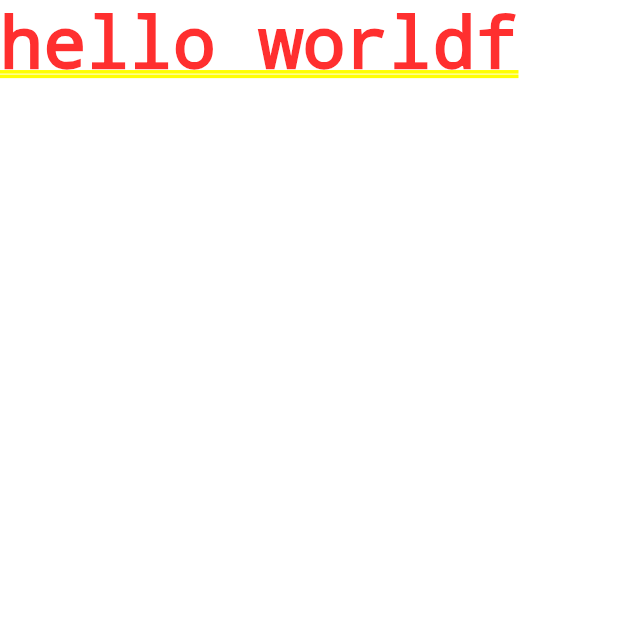
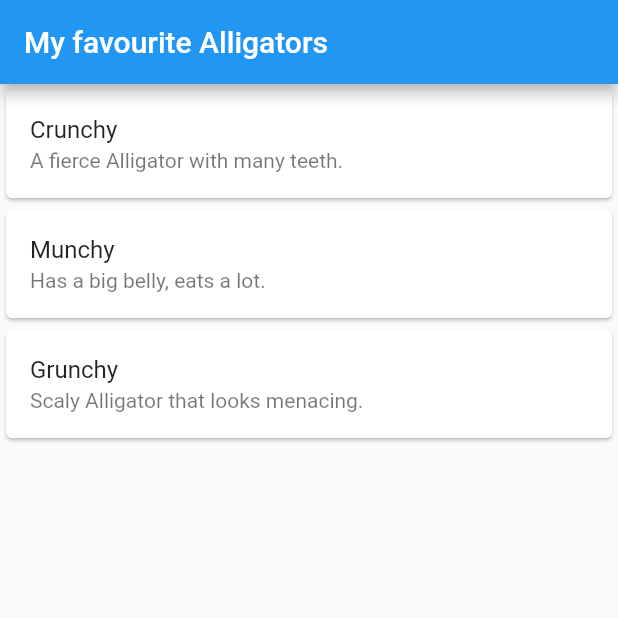
Before and after one commit to Luccien/flutter_test_01, a Flutter app: the screen it shows after launch, on a phone screen of 412 x 824 dp, the top half of it. Run offline on Flutter 3.47's test engine with Material 2 defaults, Android fonts, the light colour scheme and no system bars; our stand-ins replace share.

Commit message:
alligator share button

```diff
--- /dev/null
+++ b/lib/alligator_model.dart
@@ -0,0 +1,8 @@
+import 'package:flutter/foundation.dart';
+
+class Alligator {
+  String name;
+  String description;
+
+  Alligator({@required this.name, @required this.description});
+}
--- /dev/null
+++ b/lib/home_page.dart
@@ -0,0 +1,59 @@
+import 'package:flutter/material.dart';
+import 'package:share/share.dart';
+import 'alligator_model.dart';
+
+class MyHomePage extends StatefulWidget {
+  MyHomePage({Key key}) : super(key: key);
+
+  @override
+  _MyHomePageState createState() => _MyHomePageState();
+}
+
+class _MyHomePageState extends State<MyHomePage> {
+  List<Alligator> alligators = [
+    Alligator(
+      name: 'Crunchy',
+      description: 'A fierce Alligator with many teeth.',
+    ),
+    Alligator(
+      name: 'Munchy',
+      description: 'Has a big belly, eats a lot.',
+    ),
+    Alligator(
+      name: 'Grunchy',
+      description: 'Scaly Alligator that looks menacing.',
+    ),
+  ];
+
+  share(BuildContext context, Alligator alligator) {
+    final RenderBox box = context.findRenderObject();
+
+    Share.share("${alligator.name} - ${alligator.description}",
+        subject: alligator.description,
+        sharePositionOrigin: box.localToGlobal(Offset.zero) & box.size);
+  }
+
+  @override
+  Widget build(BuildContext context) {
+    return Scaffold(
+      appBar: AppBar(
+        title: Text('My favourite Alligators'),
+      ),
+      body: Column(
+          children: alligators
+              .map((Alligator alligator) => Card(
+            child: Column(
+              children: <Widget>[
+                ListTile(
+                  title: Text(alligator.name),
+                  subtitle: Text(alligator.description),
+                  onTap: () => share(context, alligator),
+                ),
+              ],
+            ),
+          ))
+              .toList()
+      ),
+    );
+  }
+}
--- a/lib/main.dart
+++ b/lib/main.dart
@@ -1,8 +1,27 @@
 import 'package:flutter/material.dart';
+import 'home_page.dart';
 
 void main() {
-  runApp(MaterialApp(home: Text('hello worldf'),));
+  //runApp(MaterialApp(home: Text('hello worldf'),));
+  runApp(MyApp());
 }
+
+class MyApp extends StatelessWidget {
+  @override
+  Widget build(BuildContext context) {
+    return MaterialApp(
+      title: 'Flutter Demo',
+      theme: ThemeData(
+        primarySwatch: Colors.blue,
+      ),
+      home: MyHomePage(),
+    );
+  }
+}
+
+
+
+
 
 
 /*
--- a/pubspec.yaml
+++ b/pubspec.yaml
@@ -30,7 +30,7 @@ environment:
 dependencies:
   flutter:
     sdk: flutter
-
+  share: 2.0.1
 
   # The following adds the Cupertino Icons font to your application.
   # Use with the CupertinoIcons class for iOS style icons.
```
Also changed, not shown: pubspec.lock.
